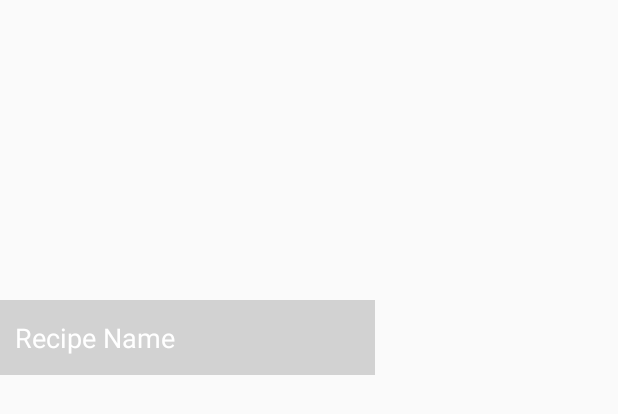
After one commit to JadeByfield89/JumboShrimp, an Android app: the layout grid_item_recipe.xml on its own in the app's theme, with its tools: preview values and no code run, on a phone screen of 412 x 824 dp. The commit adds this screen. Shown: the top 414 px of the screen. Run offline under Robolectric (Android 15) with nearby library versions, the phone set to English and light mode, and no system bars; network calls fail.

Commit message:
Displaying BigOven search results in new view

```diff
--- a/app/build.gradle
+++ b/app/build.gradle
@@ -23,4 +23,5 @@ dependencies {
     compile fileTree(dir: 'libs', include: ['*.jar'])
     compile 'com.android.support:appcompat-v7:22.0.0'
     compile 'com.mcxiaoke.volley:library:1.0.6'
+    compile 'com.squareup.picasso:picasso:2.5.2'
 }
--- a/app/src/main/java/com/permoveo/apps/jumboshrimp/listeners/OnApiRequestCompletedListener.java
+++ b/app/src/main/java/com/permoveo/apps/jumboshrimp/listeners/OnApiRequestCompletedListener.java
@@ -10,9 +10,7 @@ public interface OnApiRequestCompletedListener {
     public abstract void onApiRequestError();
 
 
-    //Once the api request has completed
-    //We need to ensure that we are saving
 
-    //they keys in the appropriate columns, or they will get lost in translation
+
 
 }
--- a/app/src/main/java/com/permoveo/apps/jumboshrimp/providers/BigOvenDataSourceProvider.java
+++ b/app/src/main/java/com/permoveo/apps/jumboshrimp/providers/BigOvenDataSourceProvider.java
@@ -82,7 +82,7 @@ public class BigOvenDataSourceProvider extends DataSourceProvider {
 
                 parseObjectToList(response);
                 Log.d(TAG, "onResponse: Response -> " + response.toString());
-                mListener.onApiResponseSuccess();
+                mListener.onApiRequestSuccess();
             }
 
 
@@ -92,6 +92,7 @@ public class BigOvenDataSourceProvider extends DataSourceProvider {
             public void onErrorResponse(VolleyError error) {
 
                 Log.d(TAG, "onErrorResponse: " + error.getMessage());
+                mListener.onApiRequestError();
             }
 
 
--- a/app/src/main/java/com/permoveo/apps/jumboshrimp/providers/DataSourceProvider.java
+++ b/app/src/main/java/com/permoveo/apps/jumboshrimp/providers/DataSourceProvider.java
@@ -39,9 +39,10 @@ public abstract class DataSourceProvider {
     public OnApiRequestCompletedListener mListener;
 
 
-    public void setListener(OnApiRequestCompletedListener listener){
+    public void setListener(OnApiRequestCompletedListener listener) {
         mListener = listener;
     }
+
     public void setApiKey(String key) {
         API_KEY = key;
     }
@@ -60,8 +61,6 @@ public abstract class DataSourceProvider {
     }
 
 
-
-
     public abstract void constructUrl(ArrayList<String> urlParams);
 
     public void setApiCallLimit(int limit) {
--- /dev/null
+++ b/app/src/main/res/layout/grid_item_recipe.xml
@@ -0,0 +1,31 @@
+<?xml version="1.0" encoding="utf-8"?>
+<RelativeLayout xmlns:android="http://schemas.android.com/apk/res/android"
+    android:orientation="vertical"
+    android:layout_width="250dp"
+    android:layout_height="250dp">
+
+    <ImageView
+        android:id="@+id/ivRecipePhoto"
+        android:layout_height="250dp"
+        android:layout_width="250dp"></ImageView>
+
+
+    <RelativeLayout
+        android:id="@+id/rlRecipeTitleContainer"
+        android:background="#3333"
+        android:layout_width="match_parent"
+        android:layout_alignParentBottom="true"
+        android:layout_height="50dp">
+
+
+        <TextView
+            android:id="@+id/tvRecipeName"
+            android:text="@string/recipe_name"
+            android:textColor="#fff"
+            android:layout_centerVertical="true"
+            android:layout_marginLeft="10dp"
+            android:textSize="@dimen/grid_item_recipe_title"
+            android:layout_width="wrap_content"
+            android:layout_height="wrap_content" />
+    </RelativeLayout>
+</RelativeLayout>
--- /dev/null
+++ b/app/src/main/res/values/dimens.xml
@@ -0,0 +1,6 @@
+<?xml version="1.0" encoding="utf-8"?>
+<resources>
+
+
+<dimen name="grid_item_recipe_title">18sp</dimen>
+</resources>
--- a/app/src/main/res/values/strings.xml
+++ b/app/src/main/res/values/strings.xml
@@ -1,3 +1,7 @@
 <resources>
     <string name="app_name">JumboShrimp</string>
+
+<!-- TODO: Remove or change this placeholder text -->
+    <string name="hello_blank_fragment">Hello blank fragment</string>
+    <string name="recipe_name">Recipe Name</string>
 </resources>
```
Also changed, not shown: app/src/main/java/com/permoveo/apps/jumboshrimp/activities/MainActivity.java (+19 -6 lines), app/src/main/java/com/permoveo/apps/jumboshrimp/adapters/RecipeAdapter.java (added, +81 -0 lines), app/src/main/java/com/permoveo/apps/jumboshrimp/fragments/RecipeSearchFragment.java (renamed from app/src/main/java/com/permoveo/apps/jumboshrimp/fragments/SearchFragment.java, +38 -17 lines), app/src/main/java/com/permoveo/apps/jumboshrimp/fragments/RecipeSearchResultsFragment.java (added, +85 -0 lines), app/src/main/res/layout/fragment_recipe_search_results.xml (added, +16 -0 lines), 1 other file.
